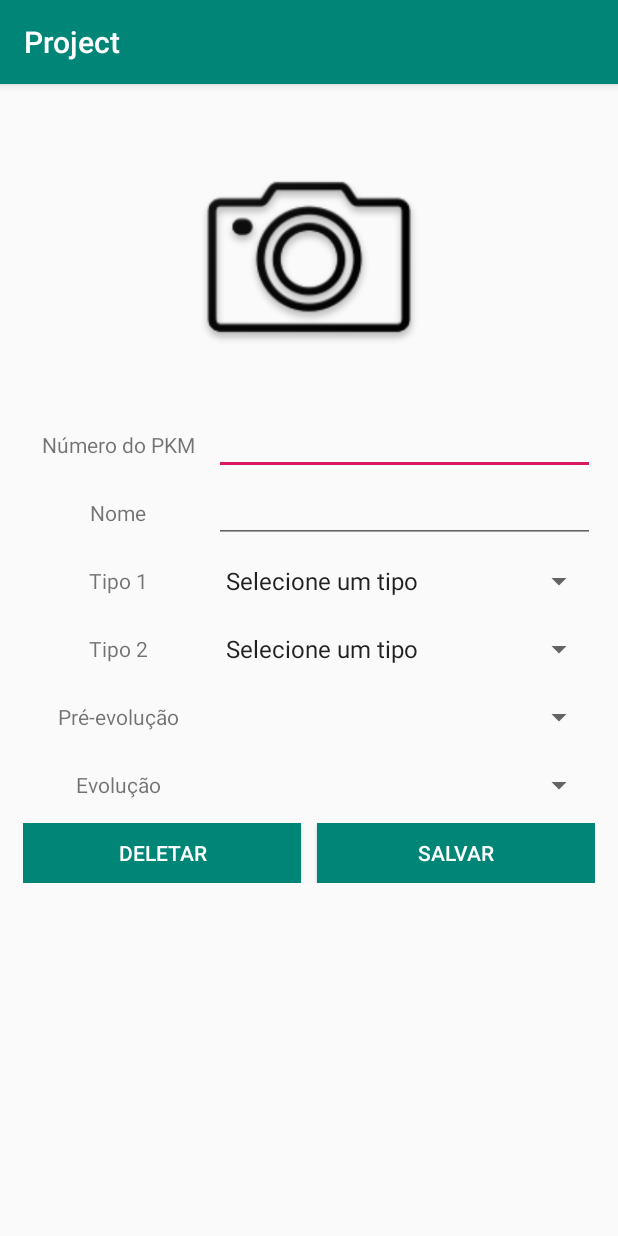
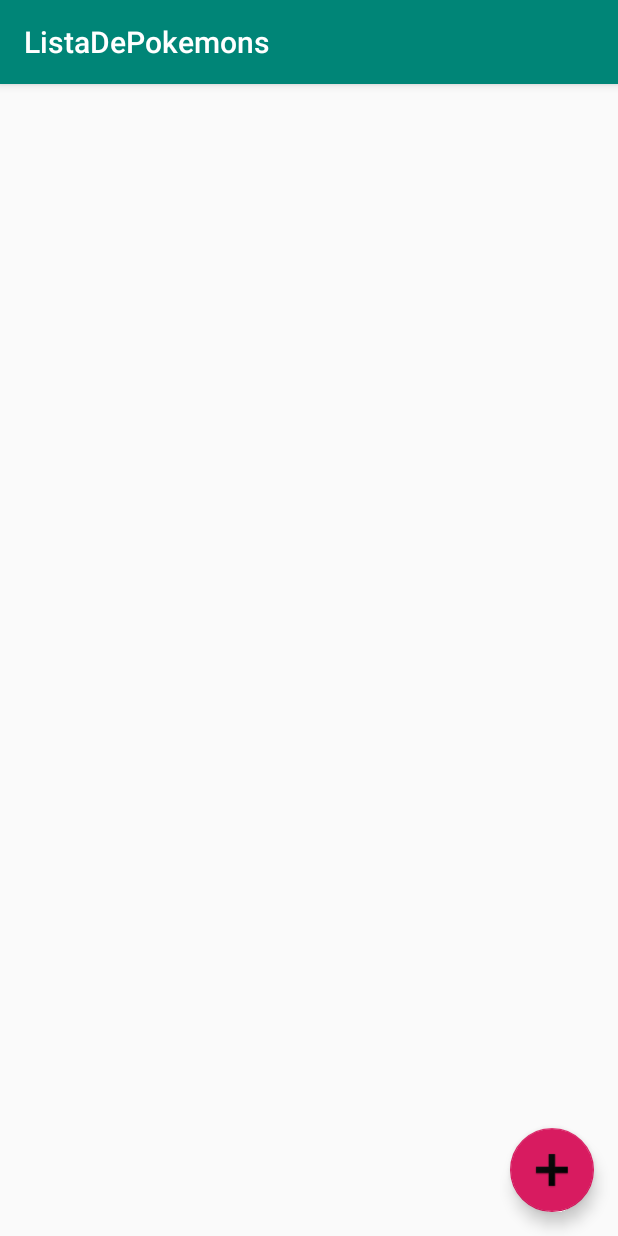
Before and after one commit to GabrielPerico/PrejetoAndroidStudio, an Android app: the Principal screen opened directly, with no data from a screen before it, after a tap on "POKEDEX", on a phone screen of 412 x 824 dp. Run offline under Robolectric (Android 15) with nearby library versions, the phone set to English and light mode, and no system bars; Roboto replaces fonts that are not available here.

Commit message:
Feita a listagem de pokemons

```diff
--- a/app/src/main/java/com/edu/senac/projetinho/helper/AdapterList.java
+++ b/app/src/main/java/com/edu/senac/projetinho/helper/AdapterList.java
@@ -3,7 +3,6 @@
 import android.app.Activity;
 import android.graphics.Bitmap;
 import android.graphics.BitmapFactory;
-import android.media.Image;
 import android.util.Base64;
 import android.view.View;
 import android.view.ViewGroup;
--- /dev/null
+++ b/app/src/main/java/com/edu/senac/projetinho/helper/AdapterListPkm.java
@@ -0,0 +1,71 @@
+package com.edu.senac.projetinho.helper;
+
+import android.app.Activity;
+import android.graphics.Bitmap;
+import android.graphics.BitmapFactory;
+import android.util.Base64;
+import android.view.View;
+import android.view.ViewGroup;
+import android.widget.BaseAdapter;
+import android.widget.ImageView;
+import android.widget.TextView;
+
+import com.edu.senac.projetinho.R;
+import com.edu.senac.projetinho.model.Pokedex;
+
+import java.util.List;
+
+public class AdapterListPkm extends BaseAdapter {
+
+
+    private final List<Pokedex> pokemons;
+    private final Activity activity;
+
+    public AdapterListPkm(List<Pokedex> pokemons,Activity activity){
+        this.activity = activity;
+        this.pokemons = pokemons;
+    }
+
+    @Override
+    public int getCount() {
+        return pokemons.size();
+    }
+
+    @Override
+    public Object getItem(int position) {
+        return pokemons.get(position);
+    }
+
+    @Override
+    public long getItemId(int position) {
+        return pokemons.get(position).getId();
+    }
+
+    @Override
+    public View getView(int position, View convertView, ViewGroup parent) {
+        View view = activity.getLayoutInflater().inflate(R.layout.pokemon_item, parent, false);
+        Pokedex pokedex = pokemons.get(position);
+        ImageView imgPkm = view.findViewById(R.id.imgPkm);
+        TextView num = view.findViewById(R.id.numPkdx);
+        TextView nome = view.findViewById(R.id.namePkm);
+        TextView tipo1 = view.findViewById(R.id.tipo1);
+        TextView tipo2 = view.findViewById(R.id.tipo2);
+
+
+        byte[] decodedString = Base64.decode(pokedex.getImagem(), Base64.DEFAULT);
+        Bitmap decodedByte = BitmapFactory.decodeByteArray(decodedString, 0, decodedString.length);
+        imgPkm.setImageBitmap(decodedByte);
+        num.setText(Integer.toString(pokedex.getNum()));
+        nome.setText(pokedex.getNome());
+        tipo1.setText(pokedex.getTipoPrim());
+        if(!pokedex.getTipoSec().equals("")){
+            tipo2.setText(pokedex.getTipoSec());
+        }
+        return view;
+    }
+    public void atualizarPokemon(List<Pokedex> novosPokemons){
+        this.pokemons.clear();
+        this.pokemons.addAll(novosPokemons);
+        notifyDataSetChanged();
+    }
+}
--- /dev/null
+++ b/app/src/main/java/com/edu/senac/projetinho/ui/ListaDePokemons.java
@@ -0,0 +1,75 @@
+package com.edu.senac.projetinho.ui;
+
+import android.content.Intent;
+import android.os.Bundle;
+
+import com.edu.senac.projetinho.R;
+import com.edu.senac.projetinho.helper.AdapterList;
+import com.edu.senac.projetinho.helper.AdapterListPkm;
+import com.edu.senac.projetinho.helper.DatabaseHelper;
+import com.edu.senac.projetinho.model.Pokedex;
+import com.google.android.material.floatingactionbutton.FloatingActionButton;
+import com.google.android.material.snackbar.Snackbar;
+
+import androidx.appcompat.app.AppCompatActivity;
+import androidx.appcompat.widget.Toolbar;
+
+import android.view.View;
+import android.widget.AdapterView;
+import android.widget.ListView;
+
+import java.util.ArrayList;
+import java.util.List;
+
+public class ListaDePokemons extends AppCompatActivity {
+
+    ListView listaPokemon;
+    List<Pokedex> pokemons;
+    DatabaseHelper databaseHelper;
+
+    @Override
+    protected void onCreate(Bundle savedInstanceState) {
+        super.onCreate(savedInstanceState);
+        setContentView(R.layout.activity_lista_de_pokemons);
+        Toolbar toolbar = findViewById(R.id.toolbar);
+        setSupportActionBar(toolbar);
+
+        final Intent i = new Intent(this, CadastroPokemon.class);
+
+        FloatingActionButton fab = findViewById(R.id.fab);
+        fab.setOnClickListener(new View.OnClickListener() {
+            @Override
+            public void onClick(View view) {
+                i.removeExtra("pokemon");
+                startActivity(i);
+            }
+        });
+
+        pokemons = new ArrayList<>();
+        AdapterListPkm adapter = new AdapterListPkm(pokemons, this);
+        listaPokemon = findViewById(R.id.lista);
+        listaPokemon.setAdapter(adapter);
+
+        databaseHelper = new DatabaseHelper(this);
+
+        final Intent intent = new Intent(this, CadastroPokemon.class);
+
+        listaPokemon.setOnItemClickListener(new AdapterView.OnItemClickListener() {
+            @Override
+            public void onItemClick(AdapterView<?> adapterView, View view, int i, long l) {
+                intent.putExtra("pokemon",pokemons.get(i));
+                startActivity(intent);
+            }
+        });
+
+    }
+    @Override
+    protected void onResume() {
+        super.onResume();
+
+        pokemons = null;
+        pokemons = databaseHelper.buscarTodosPkm();
+        AdapterListPkm adapterList = (AdapterListPkm) listaPokemon.getAdapter();
+        adapterList.atualizarPokemon(pokemons);
+    }
+}
--- a/app/src/main/java/com/edu/senac/projetinho/ui/Principal.java
+++ b/app/src/main/java/com/edu/senac/projetinho/ui/Principal.java
@@ -52,7 +52,7 @@
     }
 
     public void irParaPokedex(View v){
-        Intent i = new Intent(this,CadastroPokemon.class);
+        Intent i = new Intent(this,ListaDePokemons.class);
         startActivity(i);
     }
 }
--- a/app/src/main/res/layout/activity_cadastro_pokemon.xml
+++ b/app/src/main/res/layout/activity_cadastro_pokemon.xml
@@ -117,6 +117,7 @@
                 android:id="@+id/preEvo"
                 android:layout_width="match_parent"
                 android:layout_height="match_parent"
+                android:entries="@array/pokemonList"
                 android:layout_weight="1" />
 
         </LinearLayout>
@@ -135,6 +136,7 @@
                 android:id="@+id/evo"
                 android:layout_width="match_parent"
                 android:layout_height="match_parent"
+                android:entries="@array/pokemonList"
                 android:layout_weight="1" />
 
         </LinearLayout>
@@ -145,6 +147,7 @@
             android:orientation="horizontal">
 
             <Button
+                android:id="@+id/btnDelete"
                 android:layout_width="match_parent"
                 android:layout_height="match_parent"
                 android:layout_weight="1"
--- /dev/null
+++ b/app/src/main/res/layout/activity_lista_de_pokemons.xml
@@ -0,0 +1,36 @@
+<?xml version="1.0" encoding="utf-8"?>
+<androidx.coordinatorlayout.widget.CoordinatorLayout xmlns:android="http://schemas.android.com/apk/res/android"
+    xmlns:app="http://schemas.android.com/apk/res-auto"
+    xmlns:tools="http://schemas.android.com/tools"
+    android:layout_width="match_parent"
+    android:layout_height="match_parent"
+    tools:context=".ui.ListaDePokemons">
+
+    <com.google.android.material.appbar.AppBarLayout
+        android:layout_width="match_parent"
+        android:layout_height="wrap_content"
+        android:theme="@style/AppTheme.AppBarOverlay">
+
+        <androidx.appcompat.widget.Toolbar
+            android:id="@+id/toolbar"
+            android:layout_width="match_parent"
+            android:layout_height="?attr/actionBarSize"
+            android:background="?attr/colorPrimary"
+            app:popupTheme="@style/AppTheme.PopupOverlay" />
+
+    </com.google.android.material.appbar.AppBarLayout>
+
+    <include layout="@layout/content_lista_de_pokemons" />
+
+    <com.google.android.material.floatingactionbutton.FloatingActionButton
+        android:id="@+id/fab"
+        android:layout_width="wrap_content"
+        android:layout_height="wrap_content"
+        android:layout_gravity="bottom|end"
+        android:layout_margin="@dimen/fab_margin"
+        app:fabSize="auto"
+        app:maxImageSize="40dp"
+        app:srcCompat="@mipmap/ic_add"
+        tools:srcCompat="@mipmap/ic_add" />
+
+</androidx.coordinatorlayout.widget.CoordinatorLayout>
--- /dev/null
+++ b/app/src/main/res/layout/content_lista_de_pokemons.xml
@@ -0,0 +1,16 @@
+<?xml version="1.0" encoding="utf-8"?>
+<LinearLayout xmlns:android="http://schemas.android.com/apk/res/android"
+    xmlns:app="http://schemas.android.com/apk/res-auto"
+    xmlns:tools="http://schemas.android.com/tools"
+    android:layout_width="match_parent"
+    android:layout_height="match_parent"
+    app:layout_behavior="@string/appbar_scrolling_view_behavior"
+    tools:context=".ui.ListaDePokemons"
+    tools:showIn="@layout/activity_lista_de_pokemons">
+
+    <ListView
+        android:id="@+id/lista"
+        android:layout_width="match_parent"
+        android:layout_margin="10dp"
+        android:layout_height="match_parent" />
+</LinearLayout>
--- a/app/src/main/res/values/strings.xml
+++ b/app/src/main/res/values/strings.xml
@@ -25,6 +25,9 @@
         <item>MB</item>
         <item>GB</item>
         <item>TB</item>
+    </string-array>
+    <string-array name="pokemonList">
+        <item>Selecione um pokémon</item>
     </string-array>
     <string-array name="tipoPkm">
         <item>Selecione um tipo</item>
@@ -55,4 +58,5 @@
     <string name="st">Status</string>
     <string name="dl">Delete</string>
     <string name="sv">Save</string>
+    <string name="title_activity_lista_de_pokemons">ListaDePokemons</string>
 </resources>
```
Also changed, not shown: app/src/main/AndroidManifest.xml (+5 -2 lines), app/src/main/java/com/edu/senac/projetinho/helper/DatabaseHelper.java (+10 -1 lines), app/src/main/java/com/edu/senac/projetinho/model/Pokedex.java (+12 -1 lines), app/src/main/java/com/edu/senac/projetinho/ui/CadastroPokemon.java (+42 -3 lines), app/src/main/res/layout/pokemon_item.xml (added, +76 -0 lines).
